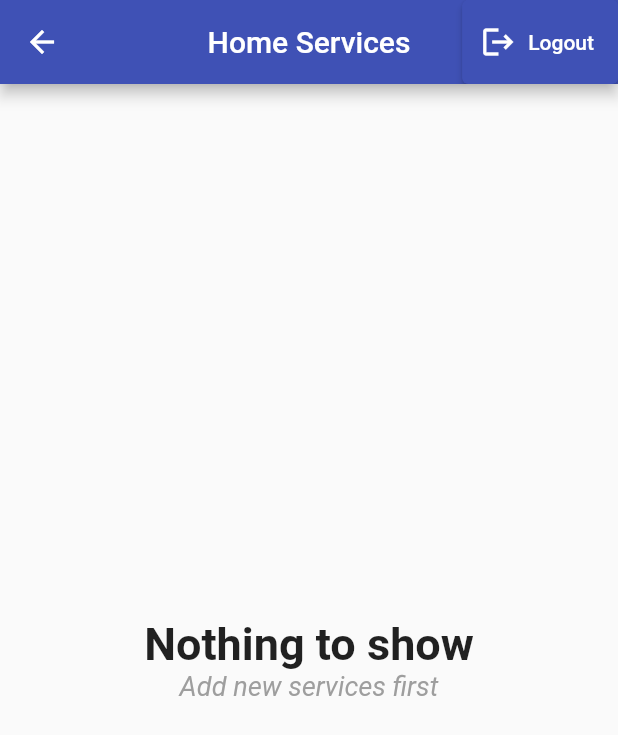
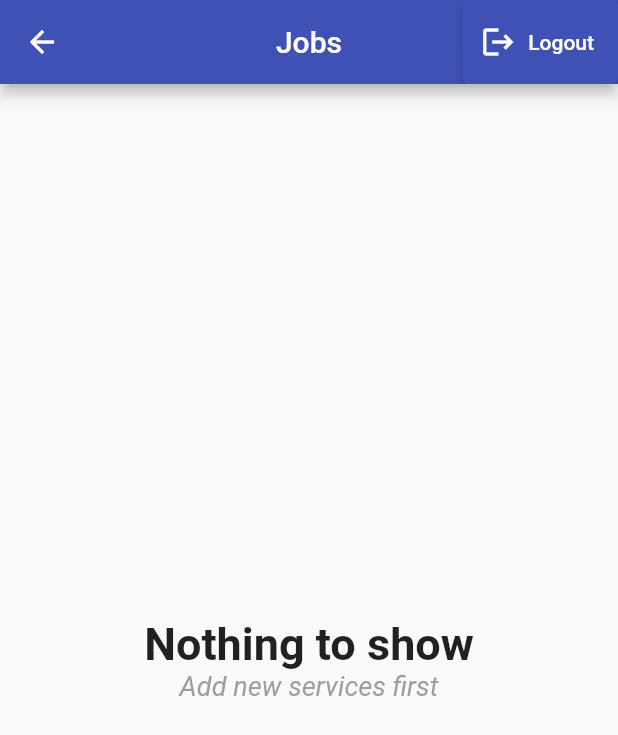
Before and after one commit to RonnyK36/my_services, a Flutter app: the HomePage screen opened directly with empty values, on a phone screen of 412 x 824 dp. Shown: the top 735 px of the screen. Run offline on Flutter 3.47's test engine with Material 2 defaults, Android fonts, the phone set to English and light mode, and no system bars; our stand-ins replace firebase_auth, firebase_core; accounts and stored records are empty.

Commit message:
Switch branch

```diff
--- a/lib/main.dart
+++ b/lib/main.dart
@@ -1,6 +1,7 @@
 import 'package:firebase_core/firebase_core.dart';
 import 'package:flutter/material.dart';
 import 'package:my_services/screens/authenticate.dart';
+import 'package:my_services/services/auth.dart';
 
 void main() async {
   WidgetsFlutterBinding.ensureInitialized();
@@ -18,7 +19,9 @@ class MyApp extends StatelessWidget {
       theme: ThemeData(
         primarySwatch: Colors.indigo,
       ),
-      home: Authenticate(),
+      home: Authenticate(
+        auth: Auth(),
+      ),
     );
   }
 }
--- a/lib/screens/home.dart
+++ b/lib/screens/home/jobs_page.dart
@@ -1,8 +1,10 @@
 import 'package:flutter/material.dart';
+import 'package:my_services/services/auth.dart';
 
 class HomePage extends StatefulWidget {
   final VoidCallback signOut;
-  HomePage({required this.signOut});
+  final AuthBase auth;
+  HomePage({required this.signOut, required this.auth});
 
   @override
   _HomePageState createState() => _HomePageState();
@@ -13,7 +15,7 @@ class _HomePageState extends State<HomePage> {
   Widget build(BuildContext context) {
     return Scaffold(
       appBar: AppBar(
-        title: Text('Home Services'),
+        title: Text('Jobs'),
         centerTitle: true,
         actions: [
           ElevatedButton.icon(
--- a/lib/screens/sigin_page.dart
+++ b/lib/screens/sigin_page.dart
@@ -1,11 +1,13 @@
 import 'package:flutter/cupertino.dart';
 import 'package:flutter/material.dart';
+import 'package:my_services/services/auth.dart';
 import 'package:my_services/widgets/signin_buttons.dart';
 
 class SignInPage extends StatelessWidget {
   final VoidCallback signInAnon;
+  final AuthBase auth;
 
-  SignInPage({required this.signInAnon});
+  SignInPage({required this.signInAnon, required this.auth});
   @override
   Widget build(BuildContext context) {
     return Scaffold(
--- a/pubspec.yaml
+++ b/pubspec.yaml
@@ -27,6 +27,9 @@ dependencies:
   firebase_auth: ^3.0.2
   get: ^4.3.8
   firebase_core: ^1.5.0
+  cloud_firestore: ^2.5.0
+  google_sign_in: ^5.0.7
+  flutter_facebook_login: ^3.0.0
 
 dev_dependencies:
   flutter_test:
```
Also changed, not shown: lib/screens/authenticate.dart (+12 -3 lines), lib/services/database.dart (added, +8 -0 lines), pubspec.lock.
